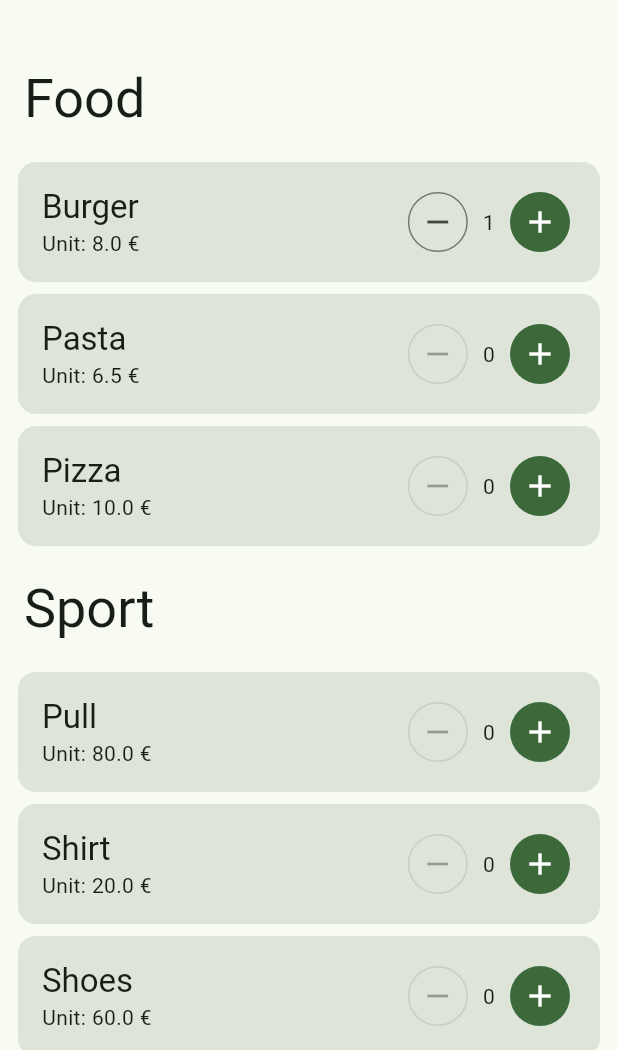
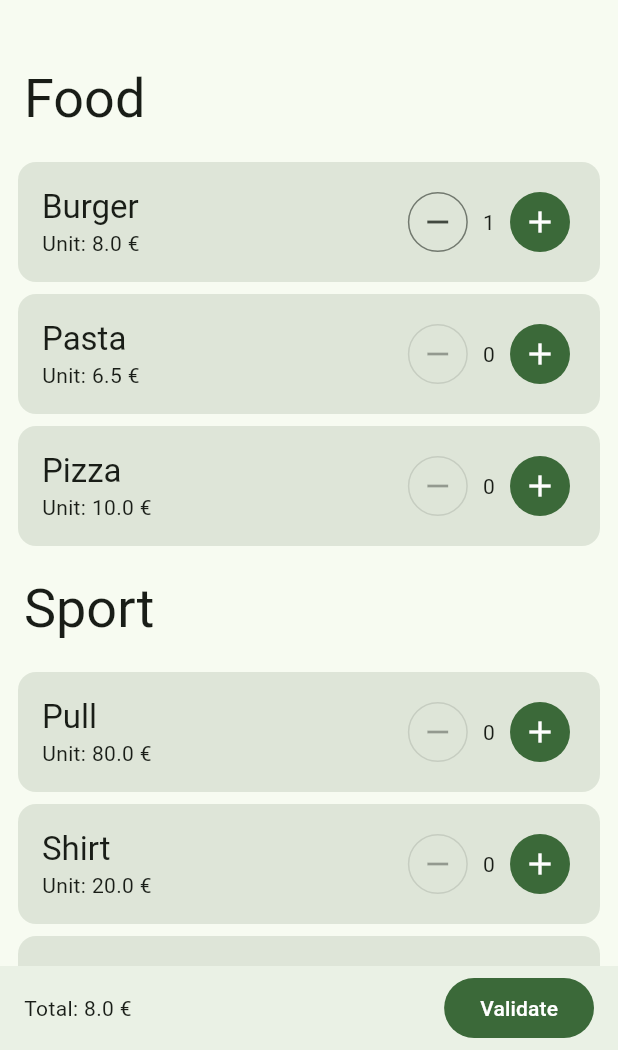
Before and after one commit to AlexisDeslandes/digifood_test, a Flutter app: the screen it shows after launch, after a tap on the "add" icon, on a phone screen of 412 x 824 dp, the part 186-1236 px from its top. Run offline on Flutter 3.47's test engine with Material 2 defaults, Android fonts, the phone set to English and light mode, and no system bars; our stand-ins replace flutter_riverpod, freezed_annotation, riverpod_annotation; generated files the repository leaves out were written again.

Commit message:
Be able to have a cart synthesis

```diff
--- a/lib/cart/pages/cart_home_page.dart
+++ b/lib/cart/pages/cart_home_page.dart
@@ -12,7 +12,12 @@ class CartHomePage extends ConsumerWidget {
   @override
   Widget build(BuildContext context, WidgetRef ref) {
     return const Scaffold(
-      body: CartHomeBody(),
+      body: Column(
+        children: [
+          Expanded(child: CartHomeBody()),
+          CartSynthesis(),
+        ],
+      ),
     );
   }
 }
--- a/lib/cart/providers/cart_provider.dart
+++ b/lib/cart/providers/cart_provider.dart
@@ -1,3 +1,5 @@
+import 'package:collection/collection.dart';
+import 'package:digifood_test/cart/cart.dart';
 import 'package:riverpod_annotation/riverpod_annotation.dart';
 
 part 'cart_provider.g.dart';
@@ -40,3 +42,16 @@ final productQuantity = Provider.autoDispose.family<int, String>(
     return cart[arg] ?? 0;
   },
 );
+
+/// Provider that return the total price of the cart.
+@riverpod
+AsyncValue<double> productsTotal(ProductsTotalRef ref) {
+  final products = ref.read(fetchProductsProvider);
+  final cart = ref.watch(cartProvider);
+  return products.whenData((value) {
+    return value.map((e) {
+      final quantity = cart[e.name] ?? 0;
+      return e.price * quantity;
+    }).sum;
+  });
+}
--- /dev/null
+++ b/lib/cart/widgets/cart_synthesis.dart
@@ -0,0 +1,38 @@
+import 'package:digifood_test/cart/providers/cart_provider.dart';
+import 'package:flutter/material.dart';
+import 'package:flutter_riverpod/flutter_riverpod.dart';
+
+/// Synthesis of the cart, it let user knows the total price
+/// & one day be able to validate cart.
+class CartSynthesis extends ConsumerWidget {
+  /// default constructor.
+  const CartSynthesis({super.key});
+
+  @override
+  Widget build(BuildContext context, WidgetRef ref) {
+    final colorScheme = Theme.of(context).colorScheme;
+    final surface = colorScheme.surface;
+    final surfaceTint = colorScheme.surfaceTint;
+    final color = ElevationOverlay.applySurfaceTint(surface, surfaceTint, 2);
+    final total = ref.watch(productsTotalProvider).maybeWhen(
+          orElse: () => 0,
+          data: (data) => data,
+        );
+    return Container(
+      height: kBottomNavigationBarHeight,
+      width: MediaQuery.of(context).size.width,
+      color: color,
+      padding: const EdgeInsets.symmetric(horizontal: 16),
+      child: Row(
+        mainAxisAlignment: MainAxisAlignment.spaceBetween,
+        children: [
+          Text('Total: $total €'),
+          FilledButton(
+            onPressed: total == 0 ? null : () {},
+            child: const Text('Validate'),
+          ),
+        ],
+      ),
+    );
+  }
+}
--- a/lib/cart/widgets/widgets.dart
+++ b/lib/cart/widgets/widgets.dart
@@ -1 +1,2 @@
+export 'cart_synthesis.dart';
 export 'purchasable_product_widget.dart';
--- a/lib/main.dart
+++ b/lib/main.dart
@@ -16,7 +16,10 @@ class MyApp extends StatelessWidget {
     return MaterialApp(
       title: 'Flutter Demo',
       theme: ThemeData(
-        colorScheme: ColorScheme.fromSeed(seedColor: Colors.green),
+        colorScheme: ColorScheme.fromSeed(
+          seedColor: Colors.green,
+          //brightness: Brightness.dark,
+        ),
         useMaterial3: true,
       ),
       home: const CartHomePage(),
```
Also changed, not shown: 4 other files.
